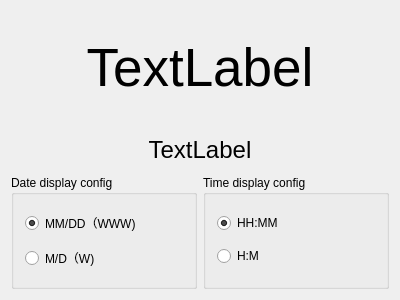
First picture: the form in dev/src/QtSampleWatch/qtwatchsamplewindow.ui, repository CountrySideEngineer/QtWatchSample, before the edit.
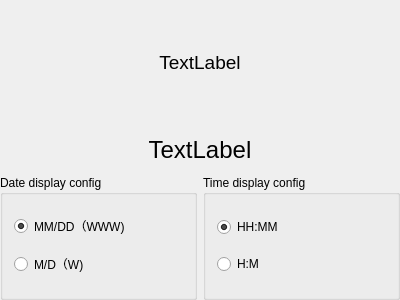
Second picture: the form after the edit.

Commit message: Modify bugs and code, and update application to set background color by using qss, Qt style sheet. -Modify bugs that the QTime object instance has not been "delete"d in destruction. -Modify code by removing useless code to set null_ptr to "delete"d pointer. -Update application to enable to set color of background and font of QLabel(time and date) and background of QWidget. The configuration of the view are set by using style sheet, qss, say "Qt Style Sheet. [INFO]The style sheet will be update each time if needed.

What changed in the file:
```diff
--- a/dev/src/QtSampleWatch/qtwatchsamplewindow.ui
+++ b/dev/src/QtSampleWatch/qtwatchsamplewindow.ui
@@ -27,6 +27,21 @@
   </property>
   <widget class="QWidget" name="centralWidget">
    <layout class="QGridLayout" name="gridLayout">
+    <property name="leftMargin">
+     <number>0</number>
+    </property>
+    <property name="topMargin">
+     <number>0</number>
+    </property>
+    <property name="rightMargin">
+     <number>0</number>
+    </property>
+    <property name="bottomMargin">
+     <number>0</number>
+    </property>
+    <property name="spacing">
+     <number>0</number>
+    </property>
     <item row="0" column="0">
      <layout class="QGridLayout" name="gridLayout_2">
       <property name="verticalSpacing">
@@ -71,7 +86,7 @@
        <widget class="QLabel" name="timeLabel">
         <property name="font">
          <font>
-          <pointsize>40</pointsize>
+          <pointsize>14</pointsize>
          </font>
         </property>
         <property name="text">
@@ -125,6 +140,9 @@
           <height>50</height>
          </size>
         </property>
+        <property name="styleSheet">
+         <string notr="true"/>
+        </property>
         <layout class="QHBoxLayout" name="horizontalLayout">
          <property name="spacing">
           <number>0</number>
```
Left out of the diff: 4 changed lines with no effect on the pictures. The commit also changes 4 other files.
